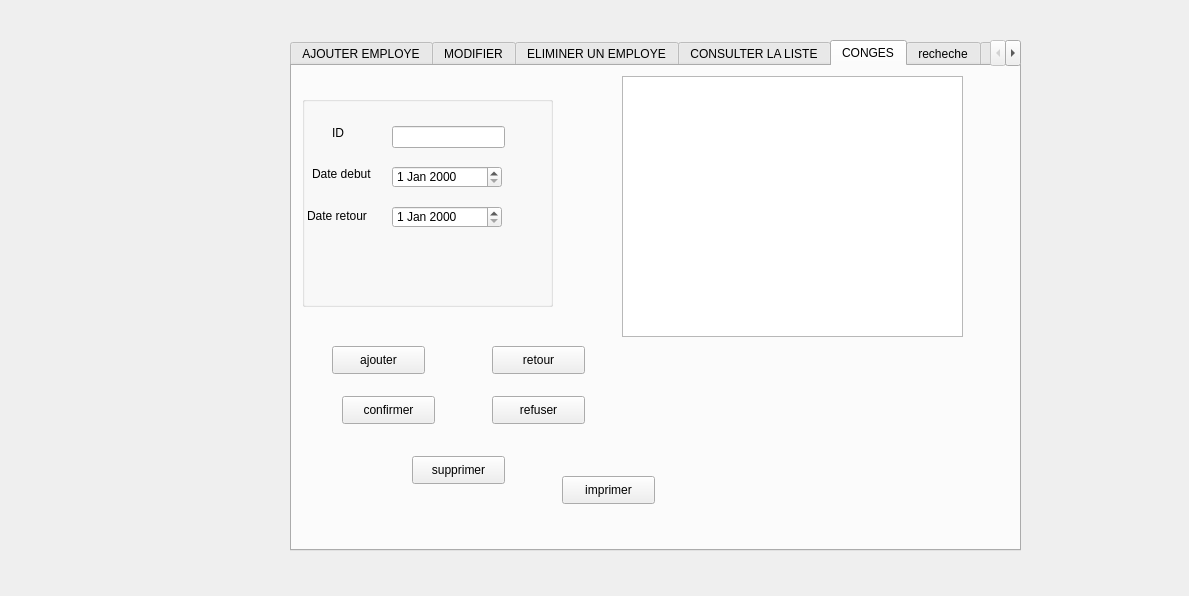
Above: Atelier_Connexionn/mainwindow.ui from Esprit-UP-Algo/projetcpp-2a39-smart-ecological-transport before the change. Below: the same form after it.
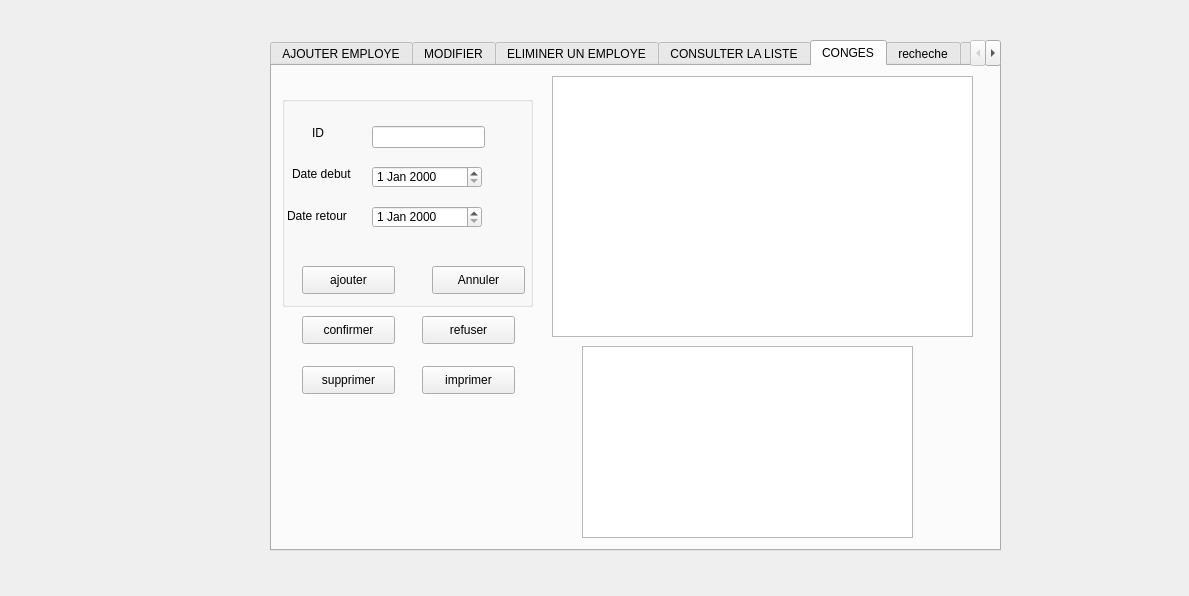
That is the form after the change. The open tabs and pages were chosen to show the change. Icons and pictures are not drawn.

```diff
--- a/Atelier_Connexionn/mainwindow.ui
+++ b/Atelier_Connexionn/mainwindow.ui
@@ -17,7 +17,7 @@
    <widget class="QTabWidget" name="tabWidget">
     <property name="geometry">
      <rect>
-      <x>290</x>
+      <x>270</x>
       <y>40</y>
       <width>731</width>
       <height>511</height>
@@ -574,13 +574,39 @@
         <string>Date retour</string>
        </property>
       </widget>
+      <widget class="QPushButton" name="pushButton_4">
+       <property name="geometry">
+        <rect>
+         <x>150</x>
+         <y>170</y>
+         <width>93</width>
+         <height>28</height>
+        </rect>
+       </property>
+       <property name="text">
+        <string>Annuler</string>
+       </property>
+      </widget>
+      <widget class="QPushButton" name="pushButton_3">
+       <property name="geometry">
+        <rect>
+         <x>20</x>
+         <y>170</y>
+         <width>93</width>
+         <height>28</height>
+        </rect>
+       </property>
+       <property name="text">
+        <string>ajouter</string>
+       </property>
+      </widget>
      </widget>
      <widget class="QTableView" name="tableView_2">
       <property name="geometry">
        <rect>
-        <x>330</x>
+        <x>280</x>
         <y>10</y>
-        <width>341</width>
+        <width>421</width>
         <height>261</height>
        </rect>
       </property>
@@ -588,8 +614,8 @@
      <widget class="QPushButton" name="confirmer">
       <property name="geometry">
        <rect>
-        <x>50</x>
-        <y>330</y>
+        <x>30</x>
+        <y>250</y>
         <width>93</width>
         <height>28</height>
        </rect>
@@ -601,8 +627,8 @@
      <widget class="QPushButton" name="pushButton_2">
       <property name="geometry">
        <rect>
-        <x>200</x>
-        <y>330</y>
+        <x>150</x>
+        <y>250</y>
         <width>93</width>
         <height>28</height>
        </rect>
@@ -614,8 +640,8 @@
      <widget class="QPushButton" name="pushButton_22">
       <property name="geometry">
        <rect>
-        <x>270</x>
-        <y>410</y>
+        <x>150</x>
+        <y>300</y>
         <width>93</width>
         <height>28</height>
        </rect>
@@ -624,24 +650,11 @@
        <string>imprimer</string>
       </property>
      </widget>
-     <widget class="QPushButton" name="pushButton_3">
-      <property name="geometry">
-       <rect>
-        <x>40</x>
-        <y>280</y>
-        <width>93</width>
-        <height>28</height>
-       </rect>
-      </property>
-      <property name="text">
-       <string>ajouter</string>
-      </property>
-     </widget>
      <widget class="QPushButton" name="supp">
       <property name="geometry">
        <rect>
-        <x>120</x>
-        <y>390</y>
+        <x>30</x>
+        <y>300</y>
         <width>93</width>
         <height>28</height>
        </rect>
@@ -650,18 +663,15 @@
        <string>supprimer</string>
       </property>
      </widget>
-     <widget class="QPushButton" name="pushButton_4">
+     <widget class="QTableView" name="tableView_3">
       <property name="geometry">
        <rect>
-        <x>200</x>
+        <x>310</x>
         <y>280</y>
-        <width>93</width>
-        <height>28</height>
+        <width>331</width>
+        <height>192</height>
        </rect>
       </property>
-      <property name="text">
-       <string>retour</string>
-      </property>
      </widget>
     </widget>
     <widget class="QWidget" name="tab_4">
```
Left out of the diff: 2 changed lines with no effect on the pictures.
